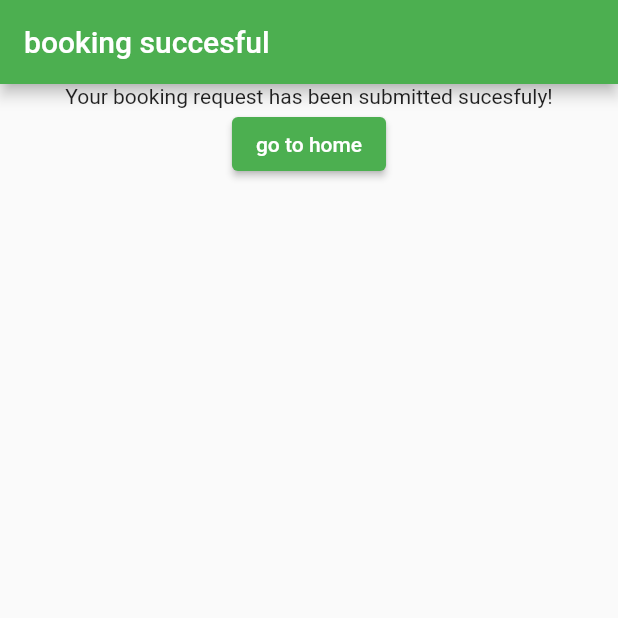
After one commit to Loody170/kau_sports_village_project, a Flutter app: the ReservationSuccessfulScreen screen opened by its route, on a phone screen of 412 x 824 dp, the top half of it. The commit adds this screen. Run offline on Flutter 3.47's test engine with Material 2 defaults, Android fonts, the phone set to English and light mode, and no system bars.

Commit message:
-added new reservation_successful_screen.dart class for displaying a screen after succesfuly booking a venue -added My Reservations button in the main drawer to display user reservations -added user_reservations_screen.dart which is a screen to display reservations -added reservations_item.dart widget to display user reservations in My Reservations page - added new package for date formatting NOTE: reservation item widget is still not complete and needs further coding. :) :)

```diff
--- a/lib/dummy_data.dart
+++ b/lib/dummy_data.dart
@@ -78,4 +78,5 @@ const DUMMY_CATEGORIES = const [
   updateList(Reservation r){
     l = getReservations();
     l.add(r);
+    l = l;
   }
--- a/lib/main.dart
+++ b/lib/main.dart
@@ -1,10 +1,12 @@
 import 'package:flutter/material.dart';
+import 'package:kau_sports_village_project/screens/reservation_successful_screen.dart';
 import 'package:kau_sports_village_project/screens/gym_assistant_screen.dart';
 import 'package:kau_sports_village_project/screens/reservation_confirmation_screen.dart';
 import 'package:kau_sports_village_project/screens/reservation_form_screen.dart';
 import 'package:kau_sports_village_project/screens/sport_venues_screen.dart';
 import 'package:kau_sports_village_project/screens/sport_categories_screen.dart';
 import 'package:kau_sports_village_project/screens/tabs_screen.dart';
+import 'package:kau_sports_village_project/screens/user_reservations_screen.dart';
 import 'package:kau_sports_village_project/screens/venue_booking_screen.dart';
 
 void main() => runApp(MyApp());
@@ -28,6 +30,9 @@ class MyApp extends StatelessWidget {
         VenueBookingScreen.routeName: (ctx) => VenueBookingScreen(),
         ReservationFormScreen.routeName: (ctx) => ReservationFormScreen(),
         ReservationConfirmationScreen.routeName: (ctx) => ReservationConfirmationScreen(),
+        ReservationSuccessfulScreen.routeName: (ctx) => ReservationSuccessfulScreen(),
+        UserReservationsScreen.routeName: (ctx) => UserReservationsScreen(),
+
       },
     );
   }
--- a/lib/screens/reservation_confirmation_screen.dart
+++ b/lib/screens/reservation_confirmation_screen.dart
@@ -3,6 +3,7 @@ import 'dart:math';
 import 'package:flutter/material.dart';
 import 'package:kau_sports_village_project/dummy_data.dart';
 import 'package:kau_sports_village_project/models/reservation.dart';
+import 'package:kau_sports_village_project/screens/reservation_successful_screen.dart';
 import 'package:kau_sports_village_project/widgets/venue_item.dart';
 
 class ReservationConfirmationScreen extends StatelessWidget {
@@ -42,7 +43,7 @@ class ReservationConfirmationScreen extends StatelessWidget {
         ElevatedButton(onPressed: (){
           createReservation(dt,chosenPeriod,venue, m);
           //TODO MAKE BOOKING SUCCESS PAGE ISNTEAD OF DIRECTLY GOING HOME
-          Navigator.of(context).pushNamed('/');
+          Navigator.of(context).pushNamed(ReservationSuccessfulScreen.routeName);
         }, child: Text('submit reservation request'),)
 
       ],)
--- /dev/null
+++ b/lib/screens/reservation_successful_screen.dart
@@ -0,0 +1,17 @@
+import 'package:flutter/material.dart';
+
+class ReservationSuccessfulScreen extends StatelessWidget {
+  static String routeName = '/booking-successful';
+
+  @override
+  Widget build(BuildContext context) {
+    return Scaffold(appBar: AppBar(automaticallyImplyLeading: false,
+      title: (Text('booking succesful')),),
+      body: Column(
+        children: [
+          Center(child: Text('Your booking request has been submitted sucesfuly!'),),
+          ElevatedButton(onPressed: ()=> Navigator.of(context).pushReplacementNamed('/'), child: Text('go to home'))
+        ],
+      ),);
+  }
+}
--- a/lib/widgets/main_drawer.dart
+++ b/lib/widgets/main_drawer.dart
@@ -1,4 +1,5 @@
 import 'package:flutter/material.dart';
+import 'package:kau_sports_village_project/screens/user_reservations_screen.dart';
 
 class MainDrawer extends StatelessWidget {
   Widget buildListTiles(String title, IconData icon, VoidCallback tapHandler){
@@ -13,6 +14,8 @@ class MainDrawer extends StatelessWidget {
         ,),
       SizedBox(height: 20,),
       buildListTiles('Sports Categories', Icons.sports_handball, (){Navigator.of(context).pushReplacementNamed('/');}),
+      buildListTiles('My Reservations', Icons.menu_book_outlined, (){Navigator.of(context).pushReplacementNamed(UserReservationsScreen.routeName);}),
+
 
     ],),
     );
--- a/pubspec.yaml
+++ b/pubspec.yaml
@@ -31,7 +31,7 @@ environment:
 dependencies:
   flutter:
     sdk: flutter
-
+  intl: ^0.18.0
 
   # The following adds the Cupertino Icons font to your application.
   # Use with the CupertinoIcons class for iOS style icons.
```
Also changed, not shown: lib/screens/user_reservations_screen.dart (added, +35 -0 lines), lib/widgets/reservations_item.dart (added, +81 -0 lines), pubspec.lock.
